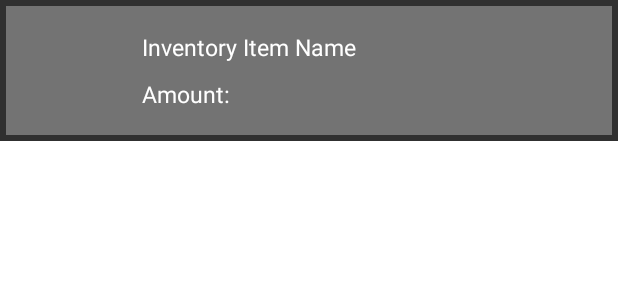
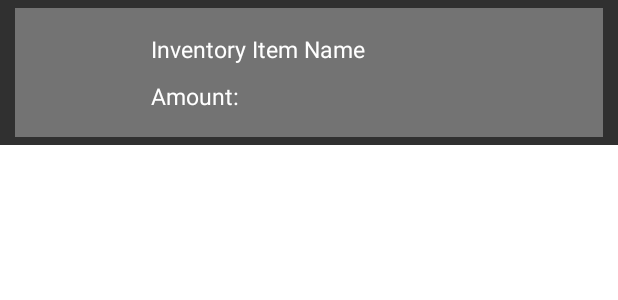
Before and after one commit to Bocko/CsStats, an Android app: the layout item_inventory.xml on its own in the app's theme, with its tools: preview values and no code run, on a phone screen of 412 x 824 dp. Shown: the top 300 px of the screen. Run offline under Robolectric (Android 15) with nearby library versions, the phone set to English and light mode, and no system bars.

Commit message:
padding refining on inventory and chart

```diff
--- a/app/src/main/res/layout/fragment_detail_chart.xml
+++ b/app/src/main/res/layout/fragment_detail_chart.xml
@@ -4,7 +4,8 @@
     android:layout_width="match_parent"
     android:layout_height="match_parent"
     android:orientation="vertical"
-    android:background="@color/darkgrey">
+    android:background="@color/darkgrey"
+    android:padding="10dp">
 
     <TextView
         android:id="@+id/tvInfo"
@@ -24,7 +25,6 @@
         <LinearLayout
             android:layout_width="match_parent"
             android:layout_height="wrap_content"
-            android:layout_margin="10dp"
             android:orientation="vertical"
             android:paddingBottom="50dp">
 
--- a/app/src/main/res/layout/fragment_detail_inventory.xml
+++ b/app/src/main/res/layout/fragment_detail_inventory.xml
@@ -5,7 +5,6 @@
     android:layout_height="match_parent"
     xmlns:app="http://schemas.android.com/apk/res-auto"
     xmlns:tools="http://schemas.android.com/tools"
-    android:padding="10dp"
     android:orientation="vertical"
     android:background="@color/darkgrey">
 
--- a/app/src/main/res/layout/item_inventory.xml
+++ b/app/src/main/res/layout/item_inventory.xml
@@ -3,11 +3,8 @@
 
     android:layout_width="match_parent"
     android:layout_height="wrap_content"
-    android:orientation="horizontal"
-    android:paddingBottom="4dp"
-    android:paddingLeft="4dp"
-    android:paddingRight="4dp"
-    android:paddingTop="4dp"
+    android:paddingHorizontal="10dp"
+    android:paddingVertical="5dp"
     android:background="@color/darkgrey">
 
     <LinearLayout
```
